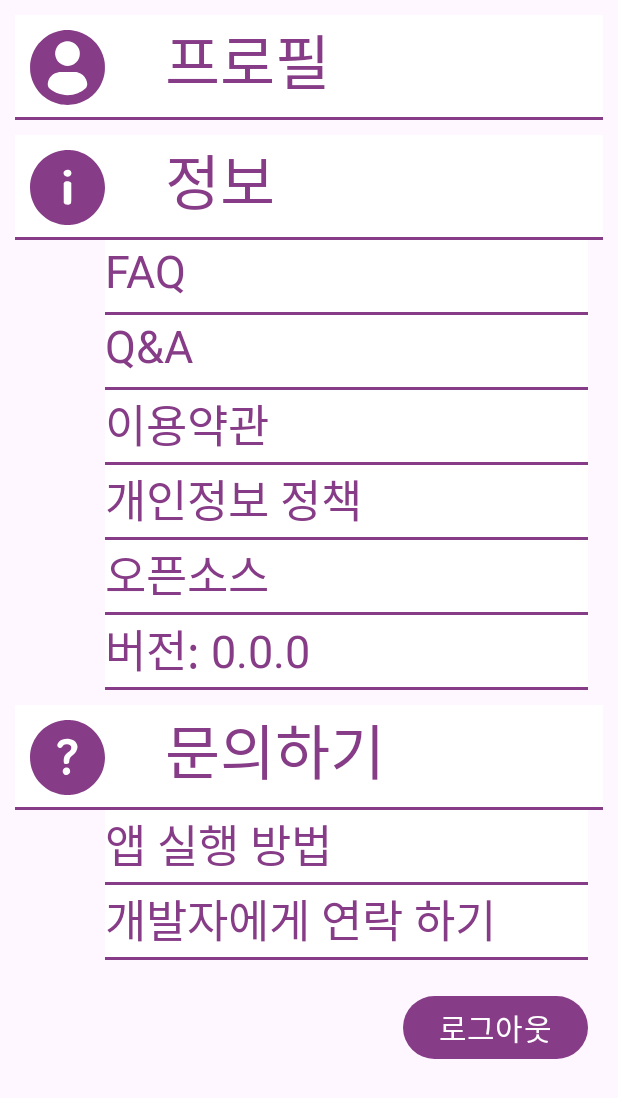
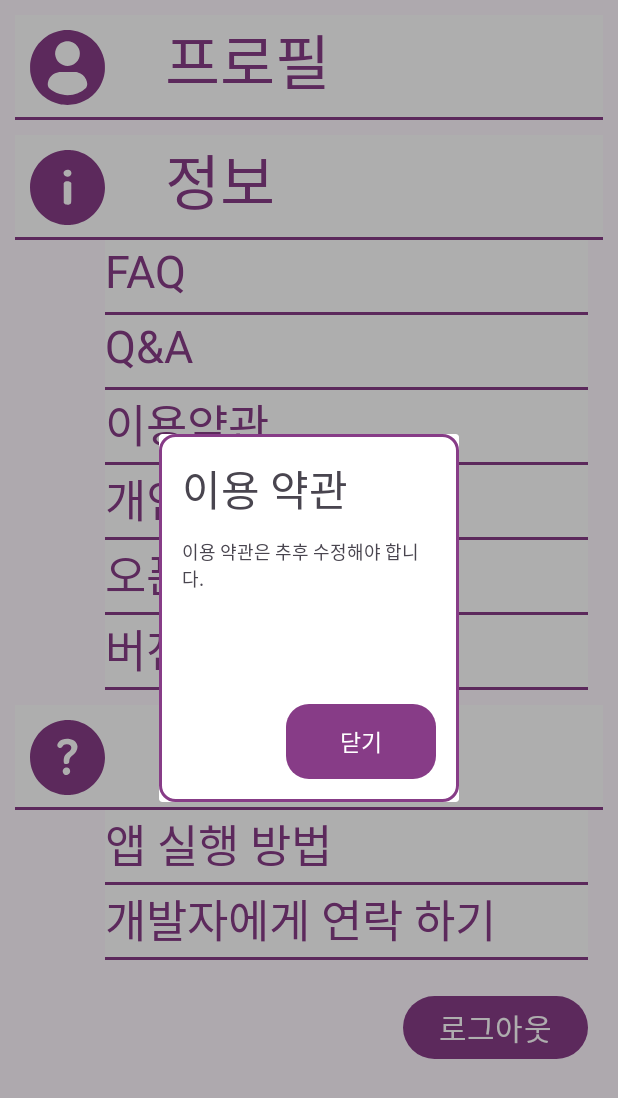
Before and after one commit to 2025TUKCOMCD/TeamHijacking, an Android app: the fragment IotPage03 shown on its own in the app's theme, after a tap on "정보", on a phone screen of 412 x 824 dp. Shown: the top 1098 px of the screen. Run offline under Robolectric (Android 15) with nearby library versions, the phone set to English and light mode, and no system bars; libraries missing offline, so code that uses them is left out: com.kakao.sdk; 1 other tap on this screen came first.

Commit message:
customDialog 제작 중3

```diff
--- a/front/android2/src/main/java/com/example/front/dialog/SettingTermOfUseDialog.kt
+++ b/front/android2/src/main/java/com/example/front/dialog/SettingTermOfUseDialog.kt
@@ -1,13 +1,14 @@
-package com.example.front.dialog;
+package com.example.front.dialog
 
 import android.os.Bundle
+import android.util.Log
 import android.view.LayoutInflater
 import android.view.View
 import android.view.ViewGroup
 import androidx.fragment.app.DialogFragment
 import com.example.front.databinding.SettingTermOfUseDialogBinding
 
-public class SettingTermOfUseDialog : DialogFragment() {
+class SettingTermOfUseDialog : DialogFragment() {
     override fun onCreate(savedInstanceState: Bundle?) {
         super.onCreate(savedInstanceState)
         isCancelable = true
@@ -26,13 +27,15 @@ public class SettingTermOfUseDialog : DialogFragment() {
 
     override fun onViewCreated(view: View, savedInstanceState: Bundle?) {
         super.onViewCreated(view, savedInstanceState)
-
-//        val text = "Hello, Welcome to blackjin Tisotry"
 //
 //        binding.tvSample.text = text
 //
 //        binding.btnSample.setOnClickListener {
 //            Toast.makeText(requireContext(), text, Toast.LENGTH_SHORT).show()
 //        }
+        binding.settingTermOfUseDismissBtn.setOnClickListener {
+            Log.d("dialog", "이용 약관 다이얼로그 삭제")
+            dismiss()
+        }
     }
 }
--- a/front/android2/src/main/java/com/example/front/iot/IotPage03.kt
+++ b/front/android2/src/main/java/com/example/front/iot/IotPage03.kt
@@ -15,6 +15,10 @@ import com.example.front.databinding.FragmentIotPage03Binding
 import com.kakao.sdk.user.UserApiClient
 import androidx.core.content.edit
 import androidx.core.view.isGone
+import androidx.fragment.app.DialogFragment
+import com.example.front.dialog.SettingFaQDialog
+import com.example.front.dialog.SettingQnADialog
+import com.example.front.dialog.SettingTermOfUseDialog
 
 class IotPage03 : Fragment() {
 
@@ -96,15 +100,15 @@ class IotPage03 : Fragment() {
 
         //dialog 출력을 위한 코드들
         faq.setOnClickListener {
-
+            showDialog(SettingFaQDialog(), "FAQ")
         }
 
         qna.setOnClickListener {
-
+            showDialog(SettingQnADialog(), "Q&A")
         }
 
         termOfUse.setOnClickListener {
-
+            showDialog(SettingTermOfUseDialog(), "이용 약관")
         }
 
         privacyPolicy.setOnClickListener {
@@ -132,31 +136,7 @@ class IotPage03 : Fragment() {
         _binding = null
     }
 
-    fun showFaQDialog() {
-
-    }
-
-    fun showQnADialog() {
-
-    }
-
-    fun showTermOfUseDialog() {
-
-    }
-
-    fun showPrivacyPolicyDialog() {
-
-    }
-
-    fun showOpenSourceDialog() {
-
-    }
-
-    fun showHowToDoDialog() {
-
-    }
-
-    fun showContactToDevDialog() {
-
+    private fun showDialog(dialog: DialogFragment, tag: String) {
+        dialog.show(parentFragmentManager, tag)
     }
 }
--- a/front/android2/src/main/java/com/example/front/login/processor/UserProcessor.kt
+++ b/front/android2/src/main/java/com/example/front/login/processor/UserProcessor.kt
@@ -21,7 +21,7 @@ object UserProcessor {
         call.enqueue(object : Callback<UserRequest> {
             override fun onResponse(call: Call<UserRequest>, response: Response<UserRequest>) {
                 if (response.isSuccessful) {
-                    Log.d("response","${response}")
+                    Log.d("response","$response")
                     Log.d("UserProcessor", "등록 성공: ${response.body()}")
                 } else {
                     Log.w("UserProcessor", "등록 실패 - 상태 코드: ${response.code()}")
@@ -77,4 +77,5 @@ object UserProcessor {
             }
         })
     }
+
 }
--- a/front/android2/src/main/res/layout/setting_term_of_use_dialog.xml
+++ b/front/android2/src/main/res/layout/setting_term_of_use_dialog.xml
@@ -1,6 +1,48 @@
 <?xml version="1.0" encoding="utf-8"?>
-<androidx.constraintlayout.widget.ConstraintLayout xmlns:android="http://schemas.android.com/apk/res/android"
+<LinearLayout
+    xmlns:android="http://schemas.android.com/apk/res/android"
     android:layout_width="match_parent"
-    android:layout_height="match_parent">
-
-</androidx.constraintlayout.widget.ConstraintLayout>
+    android:layout_height="wrap_content"
+    android:orientation="vertical"
+    android:background="@drawable/iot_device_bg"
+    android:layout_margin="30dp"
+    android:layout_gravity="center"
+    android:minWidth="200dp"
+    android:minHeight="200dp"
+    android:id="@+id/settingTermOfUseDialog">
+    <ScrollView
+        android:layout_width="match_parent"
+        android:layout_height="wrap_content"
+        android:padding="15dp">
+        <LinearLayout
+            android:layout_width="match_parent"
+            android:layout_height="wrap_content"
+            android:orientation="vertical">
+            <TextView
+                android:layout_height="wrap_content"
+                android:layout_width="wrap_content"
+                android:textSize="28sp"
+                android:text="@string/TermOfUseNameText"
+                android:layout_marginBottom="12dp" />
+            <TextView
+                android:layout_width="match_parent"
+                android:layout_height="wrap_content"
+                android:minHeight="80dp"
+                android:textSize="12sp"
+                android:text="@string/TermOfUseText" />
+        </LinearLayout>
+    </ScrollView>
+    <Button
+        android:layout_width="wrap_content"
+        android:layout_height="wrap_content"
+        android:minHeight="50dp"
+        android:minWidth="100dp"
+        android:layout_gravity="end"
+        android:layout_margin="15dp"
+        android:textSize="15sp"
+        android:text="@string/close"
+        android:textColor="@android:color/white"
+        android:padding="2dp"
+        android:background="@drawable/setting_btn_layout"
+        android:id="@+id/settingTermOfUseDismissBtn"/>
+</LinearLayout>
--- a/front/android2/src/main/res/values/strings.xml
+++ b/front/android2/src/main/res/values/strings.xml
@@ -3,7 +3,7 @@
     <!-- TODO: Remove or change this placeholder text -->
     <string name="hello_blank_fragment">Hello blank fragment</string>
     <string name="login">카카오톡으로 로그인</string>
-    <string name="kakaologin_contentDescription">카카오톡 로그인 버튼입니다. 애플리케이션의 실행 및 IOT 기기 관리를 위해 로그인을 진행해주십시오.</string>
+    <string name="kakaologin_contentDescription">카카오톡 로그인 버튼입니다. 애플리케이션의 실행 및 IOT 기기 관리를 위해 로그인을 진행해주십시오. IoT 관리 기능을 위해 로그인 시 SmartThings 계정 로그인도 진행됩니다.</string>
     <string name="backStep">뒤로가기</string>
     <string name="toolBarText">IoT 기기 관리</string>
     <string name="profileText">프로필</string>
@@ -35,4 +35,6 @@
     <string name="OpenSourceText">오픈 소스</string>
     <string name="opensource_Text">- Geolocation API (https://developer.mozilla.org/en-US/docs/Web/API/Geolocation_API)\n  The Geolocation API is used to retrieve the user\'s location, so that it can for example be used to display their position using a mapping API. This article explains the basics of how to use it. \n\n- ODsay API (https://lab.odsay.com/)\n  This terms and conditions is effective by disclosing to members. The purpose of the terms and conditions is to prescribe basic matters such as the conditions of use, rights and obligations. The terms of use may be amended within the scope of not violating the relevant laws and regulations. The amended terms and conditions is effective by announcing users, and important regulations such as users\' rights or obligations will be notified in advance. \n\n- SmartThings API (https://developer.smartthings.com/docs/api/public)\n  The SmartThings API consists of several endpoints, including Rules, Locations, Devices, and more. Even though each of these endpoints are not standalone APIs, you may hear them referred to as such. For example, the Rules API is used to build Automations. \n\n- 공공 데이터 포탈 (https://www.data.go.kr/) \n\n- Kakao Login API (https://developers.kakao.com/)</string>
     <string name="QnAExplainText">주로 들어오는 질문이 이 곳에 추가됩니다.</string>
+    <string name="TermOfUseText">"이용 약관은 추후 수정해야 합니다. "</string>
+    <string name="TermOfUseNameText">이용 약관</string>
 </resources>
```
Also changed, not shown: front/android2/src/main/java/com/example/front/dialog/SettingChangeNicknameDialog.kt (+43 -10 lines), front/android2/src/main/java/com/example/front/dialog/SettingFaQDialog.kt (+6 -3 lines), front/android2/src/main/java/com/example/front/dialog/SettingQnADialog.kt (+6 -3 lines).
